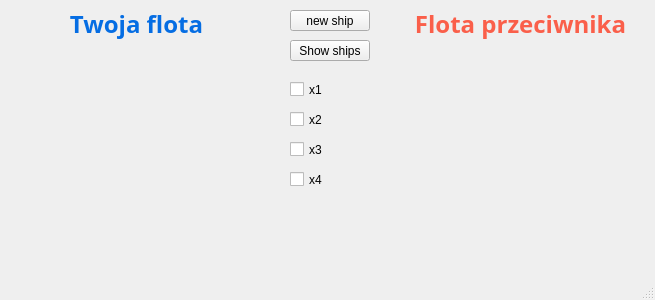
Furgololo1/Battleship, file base.ui: the form before one commit.
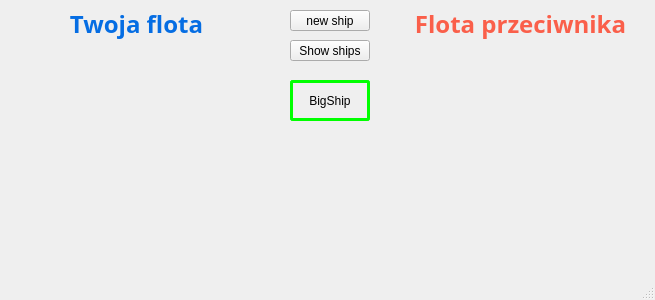
The form after the commit.

Patch:
```diff
--- a/base.ui
+++ b/base.ui
@@ -100,56 +100,27 @@
      <set>Qt::AlignBottom|Qt::AlignHCenter</set>
     </property>
    </widget>
-   <widget class="QCheckBox" name="checkBox">
+   <widget class="QPushButton" name="pushButton_3">
     <property name="geometry">
      <rect>
       <x>290</x>
       <y>80</y>
-      <width>72</width>
-      <height>19</height>
+      <width>80</width>
+      <height>41</height>
      </rect>
     </property>
-    <property name="text">
-     <string>x1</string>
+    <property name="styleSheet">
+     <string notr="true">QPushButton{
+
+border-width: 3px;
+ border-style: solid;
+border-color:rgb(0,255,0);
+border-radius: 3px;
+
+}</string>
     </property>
-   </widget>
-   <widget class="QCheckBox" name="checkBox_2">
-    <property name="geometry">
-     <rect>
-      <x>290</x>
-      <y>110</y>
-      <width>72</width>
-      <height>19</height>
-     </rect>
-    </property>
     <property name="text">
-     <string>x2</string>
-    </property>
-   </widget>
-   <widget class="QCheckBox" name="checkBox_3">
-    <property name="geometry">
-     <rect>
-      <x>290</x>
-      <y>140</y>
-      <width>72</width>
-      <height>19</height>
-     </rect>
-    </property>
-    <property name="text">
-     <string>x3</string>
-    </property>
-   </widget>
-   <widget class="QCheckBox" name="checkBox_4">
-    <property name="geometry">
-     <rect>
-      <x>290</x>
-      <y>170</y>
-      <width>72</width>
-      <height>19</height>
-     </rect>
-    </property>
-    <property name="text">
-     <string>x4</string>
+     <string>BigShip</string>
     </property>
    </widget>
   </widget>
```
